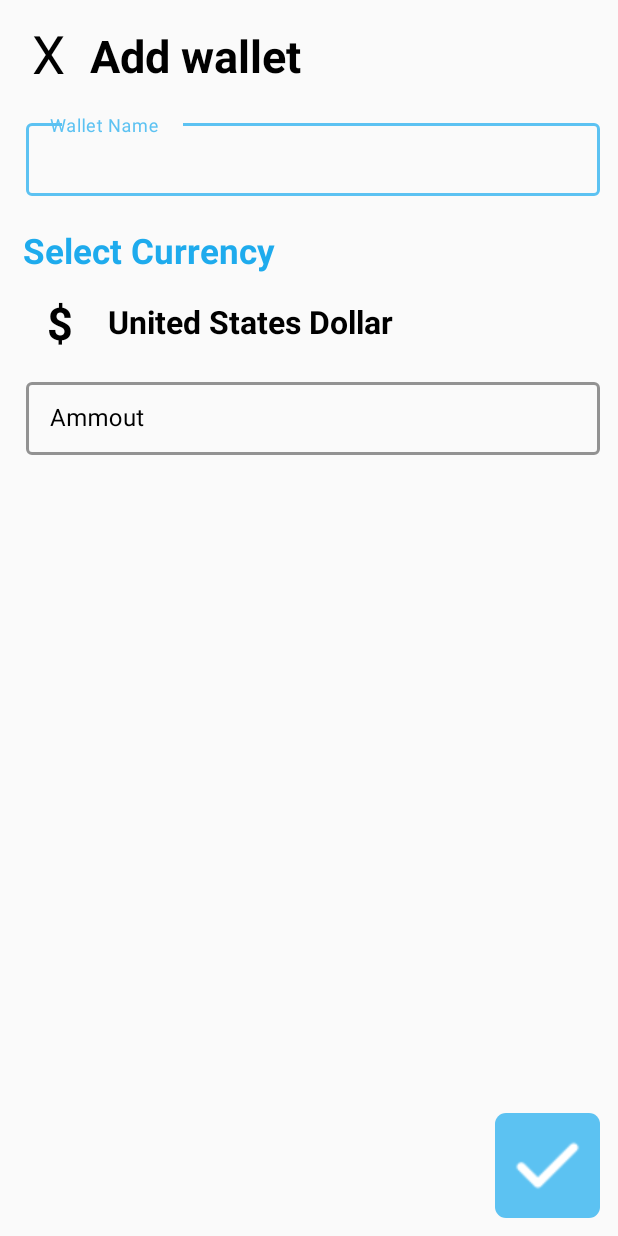
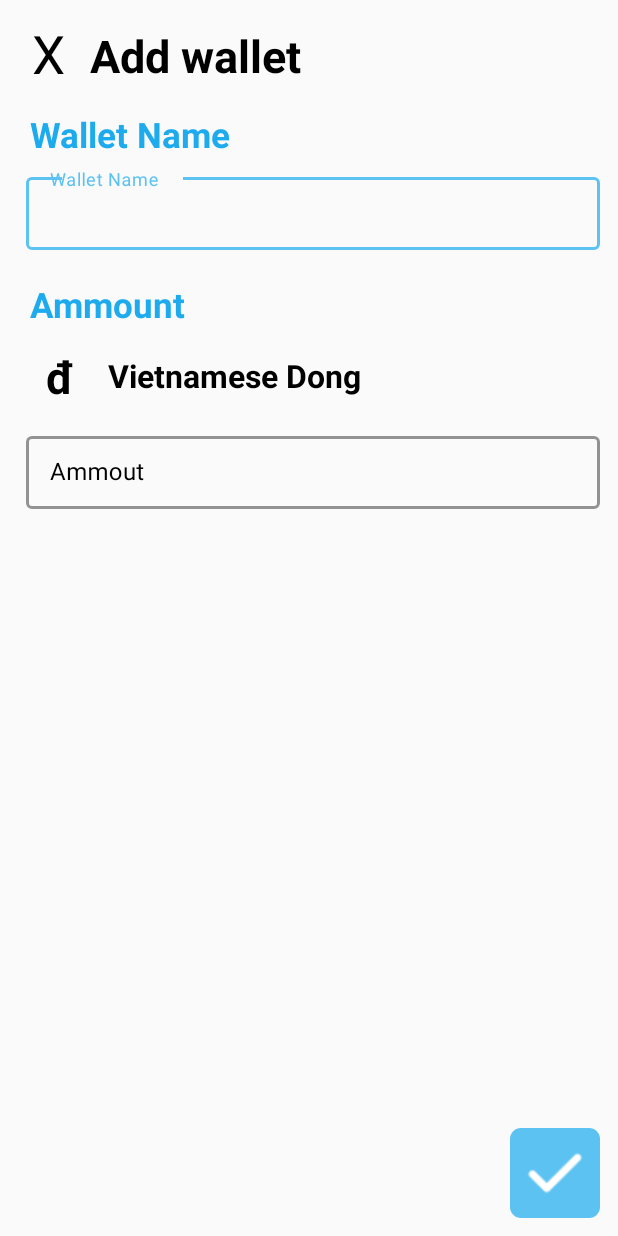
Before and after one commit to NDHunq/SE114_QLCT, an Android app: the Home_My_wallets screen opened directly, with no data from a screen before it, after a tap on "ADD NEW", on a phone screen of 412 x 824 dp. Run offline under Robolectric (Android 15) with nearby library versions, the light colour scheme and no system bars; pictures from the network do not load.

Commit message:
xong them xoa sua thong tin vi

```diff
--- a/app/src/main/java/com/example/qlct/API_Entity/GetAllTransactionsEntity.java
+++ b/app/src/main/java/com/example/qlct/API_Entity/GetAllTransactionsEntity.java
@@ -14,4 +14,6 @@ public class GetAllTransactionsEntity {
     public String target_wallet_id;
     public Wallet wallet;
     public Category category;
+
+
 }
--- a/app/src/main/java/com/example/qlct/API_Entity/UpdateWalletEntity.java
+++ b/app/src/main/java/com/example/qlct/API_Entity/UpdateWalletEntity.java
@@ -2,10 +2,10 @@ package com.example.qlct.API_Entity;
 
 public class UpdateWalletEntity {
     public String name;
-    public Integer amount;
+    public Double amount;
     public String currency_unit;
 
-    public UpdateWalletEntity(String name, Integer amount, String currency_unit) {
+    public UpdateWalletEntity(String name, Double amount, String currency_unit) {
         this.name = name;
         this.amount = amount;
         this.currency_unit = currency_unit;
--- a/app/src/main/java/com/example/qlct/Home/Home_TheVi.java
+++ b/app/src/main/java/com/example/qlct/Home/Home_TheVi.java
@@ -10,6 +10,7 @@ public class Home_TheVi {
     private String SoTien;
     GetAllWalletsEntity item;
     public int duocchon=0;
+    public String viduocchon;
     public Home_TheVi(String id, int hinhAnh, String tenVi, String soTien) {
         this.id = id;
         HinhAnh = hinhAnh;
@@ -17,13 +18,14 @@ public class Home_TheVi {
         SoTien = soTien;
     }
 
-    public Home_TheVi(String id, int hinhAnh, String tenVi, String soTien, GetAllWalletsEntity item,int duocchon) {
+    public Home_TheVi(String id, int hinhAnh, String tenVi, String soTien, GetAllWalletsEntity item,int duocchon,String viduocchon) {
         this.id = id;
         HinhAnh = hinhAnh;
         TenVi = tenVi;
         SoTien = soTien;
         this.item = item;
         this.duocchon=duocchon;
+        this.viduocchon=viduocchon;
     }
 
     public String getId() {
--- a/app/src/main/java/com/example/qlct/Home/Home_TheVi_Adapter.java
+++ b/app/src/main/java/com/example/qlct/Home/Home_TheVi_Adapter.java
@@ -1,5 +1,6 @@
 package com.example.qlct.Home;
 
+import android.app.Activity;
 import android.content.Context;
 import android.content.Intent;
 import android.view.LayoutInflater;
@@ -20,12 +21,16 @@ public class Home_TheVi_Adapter extends BaseAdapter {
     private Context context;
     private int layout;
     private ArrayList<Home_TheVi> theViList;
+    private Activity activity;
+
 
     public Home_TheVi_Adapter(Context context, int layout, ArrayList<Home_TheVi> theViList) {
         this.context = context;
         this.layout = layout;
         this.theViList = theViList;
+
     }
+
 
     @Override
     public int getCount() {
@@ -68,9 +73,10 @@ public class Home_TheVi_Adapter extends BaseAdapter {
                 intent.putExtra("name",theViItem.item.name);
               intent.putExtra("ammount",theViItem.item.amount);
                 intent.putExtra("currency",theViItem.item.currency_unit);
-
+                intent.putExtra("id",theViItem.item.id);
                 intent.putExtra("start",theViItem.item.create_at);
                 intent.putExtra("update",theViItem.item.update_at);
+                intent.putExtra("duocchon",theViItem.viduocchon);
                 context.startActivity(intent);
             }
         });
--- a/app/src/main/res/layout/activity_new_wallet.xml
+++ b/app/src/main/res/layout/activity_new_wallet.xml
@@ -37,13 +37,25 @@
 
 
     </LinearLayout>
+    <TextView
+        android:layout_width="match_parent"
+        android:text="Wallet Name"
+        android:layout_marginStart="20dp"
+        android:textSize="23dp"
+        android:textStyle="bold"
+        android:textColor="@color/xanhnendam"
+        android:layout_marginTop="12dp"
+        android:layout_height="wrap_content">
+
+    </TextView>
 
     <LinearLayout
         android:layout_width="match_parent"
 
         android:layout_height="70dp"
-        android:layout_marginTop="7dp"
+
         android:theme="@style/Theme.MaterialComponents.Bridge">
+
 
 
 
@@ -52,6 +64,7 @@
 
             style="@style/Widget.MaterialComponents.TextInputLayout.OutlinedBox.Dense"
 
+            android:id="@+id/walletlayout"
             android:layout_width="match_parent"
 
             android:layout_height="55dp"
@@ -72,11 +85,11 @@
 
             <com.google.android.material.textfield.TextInputEditText
                 android:id="@+id/Walletname_txtbox"
-                android:layout_marginStart="12dp"
                 android:layout_width="match_parent"
                 android:layout_height="wrap_content"
-
+                android:layout_marginStart="12dp"
                 android:drawableTint="#5CC2F2"
+                android:singleLine="true"
 
                 android:textColor="#5CC2F2" />
 
@@ -85,8 +98,8 @@
 
     <TextView
         android:layout_width="match_parent"
-        android:text="Select Currency"
-        android:layout_marginStart="15dp"
+        android:text="Ammount"
+        android:layout_marginStart="20dp"
         android:textSize="23dp"
         android:textStyle="bold"
         android:textColor="@color/xanhnendam"
@@ -102,7 +115,7 @@
         android:id="@+id/crr"
         android:layout_width="40dp"
         android:layout_marginStart="20dp"
-        android:text="$"
+        android:text="đ"
         android:textSize="30dp"
         android:textAlignment="center"
         android:textStyle="bold"
@@ -114,7 +127,7 @@
 <TextView
     android:id="@+id/txtCurrency"
     android:layout_width="wrap_content"
-    android:text="United States Dollar"
+    android:text="Vietnamese Dong"
     android:textStyle="bold"
     android:textColor="@color/black"
     android:textSize="21dp"
@@ -164,9 +177,9 @@
                 android:layout_marginStart="12dp"
                 android:layout_width="match_parent"
                 android:layout_height="wrap_content"
-
+                android:inputType="number"
                 android:drawableTint="#5CC2F2"
-
+                android:singleLine="true"
                 android:textColor="#5CC2F2" />
 
         </com.google.android.material.textfield.TextInputLayout>
@@ -177,12 +190,12 @@
         android:layout_weight="1"/>
     <androidx.constraintlayout.widget.ConstraintLayout
 
-        android:layout_width="70dp"
+        android:layout_width="60dp"
         android:background="@drawable/nenxanh7dp"
         android:layout_gravity="end"
         android:layout_marginEnd="12dp"
         android:layout_marginBottom="12dp"
-        android:layout_height="70dp">
+        android:layout_height="60dp">
 
 
         <ImageButton
--- a/app/src/main/res/layout/fragment_home_fragment.xml
+++ b/app/src/main/res/layout/fragment_home_fragment.xml
@@ -150,7 +150,7 @@
                             android:layout_gravity="center"
                             android:text="Vi 1"
                             android:textColor="@color/black"
-                            android:textSize="30dp"
+                            android:textSize="28dp"
                             android:textStyle="bold"
                             android:layout_marginStart="12dp"
                             android:layout_height="wrap_content"></TextView>
```
Also changed, not shown: app/src/main/java/com/example/qlct/API_Utils/WalletAPIUtil.java (+36 -0 lines), app/src/main/java/com/example/qlct/Fragment/Home_fragment.java (+79 -7 lines), app/src/main/java/com/example/qlct/Home/Home_My_wallets.java (+32 -6 lines), app/src/main/java/com/example/qlct/Home/Home_New_wallet.java (+33 -5 lines), app/src/main/java/com/example/qlct/Home/Home_Wallet_Information.java (+66 -2 lines), app/src/main/java/com/example/qlct/MainActivity.java (+12 -5 lines), app/src/main/java/com/example/qlct/doitiente.java (+17 -0 lines), app/src/main/res/layout/activity_home_wallet_information.xml (+31 -22 lines).
